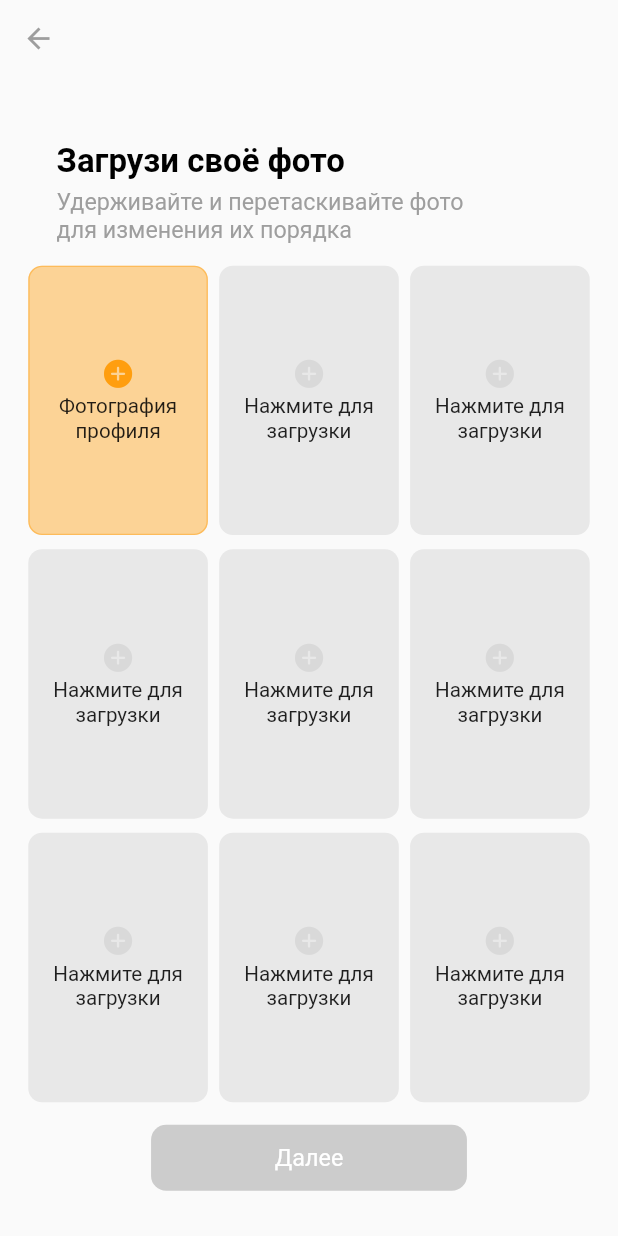
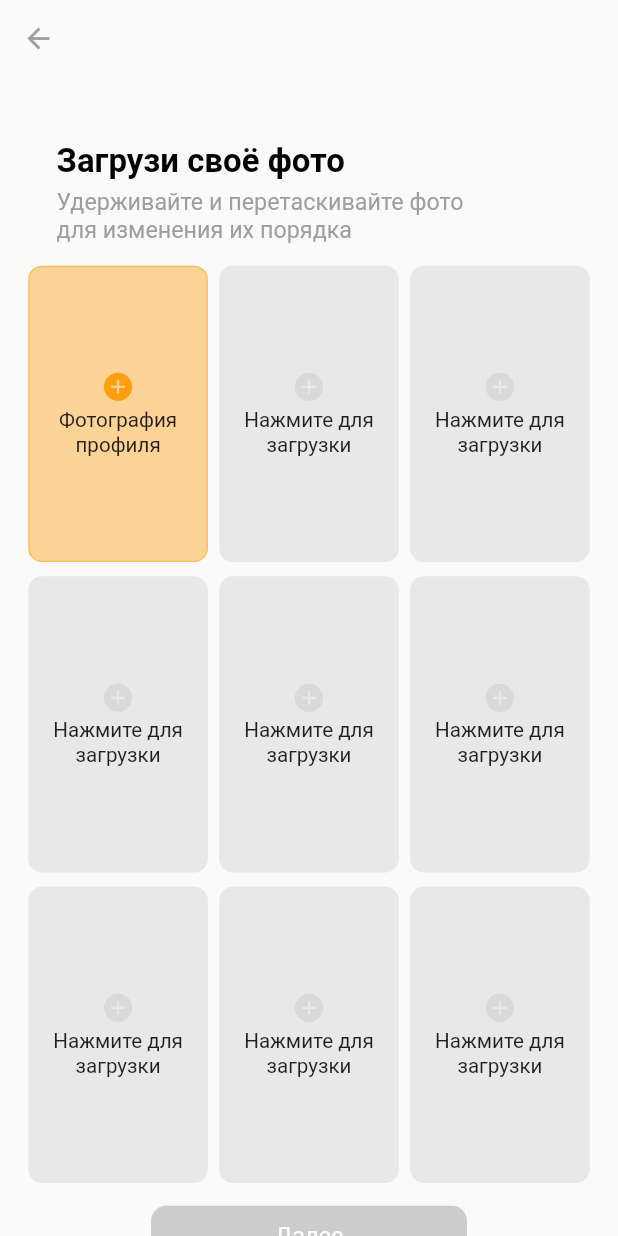
Before and after one commit to unysu/uny-app-front, a Flutter app: the UploadPhotoPage screen opened directly, on a phone screen of 412 x 824 dp. Run offline on Flutter 3.47's test engine with Material 2 defaults, Android fonts, the phone set to English and light mode, and no system bars; drawn by our look-alikes of reorderable_grid_view; our stand-ins replace extended_masked_text, image_cropper, image_picker, permission_handler, responsive_framework, universal_platform and 1 more; missing offline and left inert: flutter_draggable_gridview, flutter_verification_code, photo_manager, random_color, video_thumbnail.

Commit message:
Added responsiveness and removes chips elevation

```diff
--- a/lib/Authorization Pages/authorization_page.dart
+++ b/lib/Authorization Pages/authorization_page.dart
@@ -67,10 +67,12 @@ class _AuthorizationPageState extends State<AuthorizationPage>{
             },
           )
       ),
+      maxWidth: 800,
+      minWidth: 450,
       defaultScale: true,
       breakpoints: [
-        const ResponsiveBreakpoint.resize(400, name: MOBILE),
-        const ResponsiveBreakpoint.resize(720, name: MOBILE)
+        ResponsiveBreakpoint.resize(450, name: MOBILE),
+        ResponsiveBreakpoint.autoScale(800, name: MOBILE),
       ],
     );
   }
--- a/lib/Photo Video Upload Pages/upload_photo_page.dart
+++ b/lib/Photo Video Upload Pages/upload_photo_page.dart
@@ -1,6 +1,4 @@
 import 'dart:io';
-
-import 'package:dotted_border/dotted_border.dart';
 import 'package:flutter/cupertino.dart';
 import 'package:flutter/material.dart';
 import 'package:flutter/services.dart';
@@ -49,20 +47,26 @@ class _UploadPhotoPageState extends State<UploadPhotoPage>{
                     onPressed: () => Navigator.pop(context),
                   ),
                 ),
-                body: mainBody(),
+                body: SingleChildScrollView(
+                  child: mainBody(),
+                )
               ),
+            maxWidth: 800,
+            minWidth: 450,
             defaultScale: true,
             breakpoints: [
-                const ResponsiveBreakpoint.resize(480, name: MOBILE),
-                const ResponsiveBreakpoint.resize(720, name: MOBILE)
-              ]
+              ResponsiveBreakpoint.resize(450, name: MOBILE),
+              ResponsiveBreakpoint.autoScale(800, name: MOBILE),
+            ],
           );
         }
     );
   }
 
   Widget mainBody() {
-    return Column(
+    return Wrap(
+      alignment: WrapAlignment.center,
+      direction: Axis.horizontal,
       children: [
         Container(
           padding: EdgeInsets.only(
@@ -90,12 +94,12 @@ class _UploadPhotoPageState extends State<UploadPhotoPage>{
         ),
         ReorderableGridView.count(
           padding: EdgeInsets.only(top: height / 50, left: width / 20, right: width / 20, bottom: height / 50),
-          childAspectRatio: (width / 3) / (height / 4),
+          childAspectRatio: 20 / 33,
           crossAxisSpacing: width / 50,
           mainAxisSpacing: height / 80,
           crossAxisCount: 3,
           shrinkWrap: true,
-          physics: NeverScrollableScrollPhysics(),
+          physics: ScrollPhysics(),
           children: List.generate(9, (index) {
             return GestureDetector(
               key: ValueKey(index),
@@ -161,13 +165,13 @@ class _UploadPhotoPageState extends State<UploadPhotoPage>{
                         )
                             : null,
                       ),
-                      imagesList.asMap().containsKey(index) ? Padding(
-                        padding: EdgeInsets.only(
-                            top: dHeight * 0.815, left: dWidth * 0.730),
+                      imagesList.asMap().containsKey(index) ? Positioned(
+                        top: dHeight / 1.2,
+                        left: dWidth / 1.4,
                         child: IconButton(
-                          alignment: Alignment.bottomRight,
+                          alignment: Alignment.center,
                           icon: Icon(CupertinoIcons.clear_thick_circled,
-                              color: Colors.white, size: 40),
+                              color: Colors.white, size: dWidth / 4),
                           onPressed: () {
                             setState(() {
                               imagesList.removeAt(index);
@@ -196,6 +200,7 @@ class _UploadPhotoPageState extends State<UploadPhotoPage>{
           },
         ),
         Container(
+            padding: EdgeInsets.only(bottom: width * 0.01),
             alignment: Alignment.center,
             width: 230,
             height: 48,
@@ -212,7 +217,6 @@ class _UploadPhotoPageState extends State<UploadPhotoPage>{
                   );
                 },
                 child: Container(
-                  height: height * 0.10,
                   child: Center(child: Text('Далее', style: TextStyle(
                       color: imagesList.asMap().isEmpty ? Colors.white : Colors
                           .white.withOpacity(0.9), fontSize: 17))),
@@ -410,6 +414,7 @@ class _UploadPhotoPageState extends State<UploadPhotoPage>{
         ),
         iosUiSettings: IOSUiSettings(
           title: 'Загрузить фото',
+          showCancelConfirmationDialog: true,
           cancelButtonTitle: 'Закрыть',
           doneButtonTitle: 'Сохранить',
           rotateButtonsHidden: true,
@@ -479,5 +484,4 @@ class _UploadPhotoPageState extends State<UploadPhotoPage>{
       );
     }
   }
-
 }
--- a/lib/main.dart
+++ b/lib/main.dart
@@ -46,9 +46,11 @@ class _SplashScreenPageState extends State<SplashScreenPage>{
                   ),
                 )
             ),
-          minWidth: 480,
+          maxWidth: 1200,
+          minWidth: 450,
+          defaultScale: true,
           breakpoints: [
-            const ResponsiveBreakpoint.resize(480, name: MOBILE),
+            const ResponsiveBreakpoint.resize(200, name: MOBILE),
             const ResponsiveBreakpoint.autoScale(720, name: MOBILE)
           ],
         );
```
Also changed, not shown: lib/Authorization Pages/authorization_info_page.dart (+7 -5 lines), lib/Authorization Pages/choose_gender_page.dart (+5 -3 lines), lib/Authorization Pages/phone_nmb_confirm_page.dart (+5 -3 lines), lib/Interests Pages/choose_interests_page.dart (+31 -25 lines), lib/Photo Video Upload Pages/upload_video_page.dart (+26 -20 lines), lib/User Profile Page/all_videos_page.dart (+7 -0 lines), lib/User Profile Page/user_profile_page.dart (+15 -13 lines), 1 other file. Lines whose indentation alone changed are shown as unchanged.
